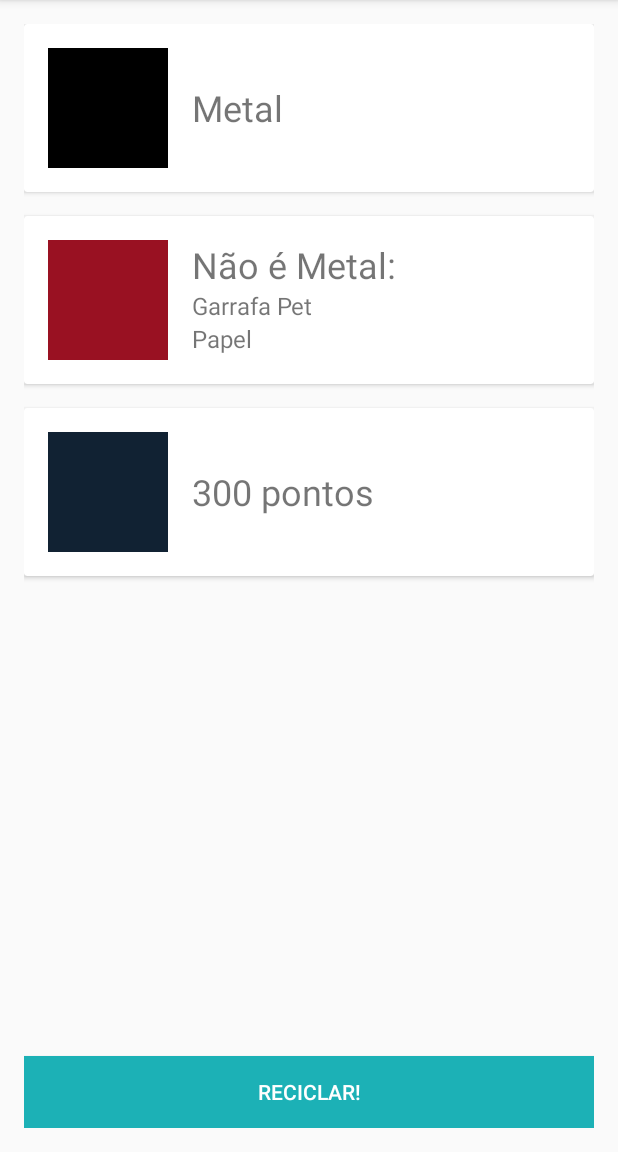
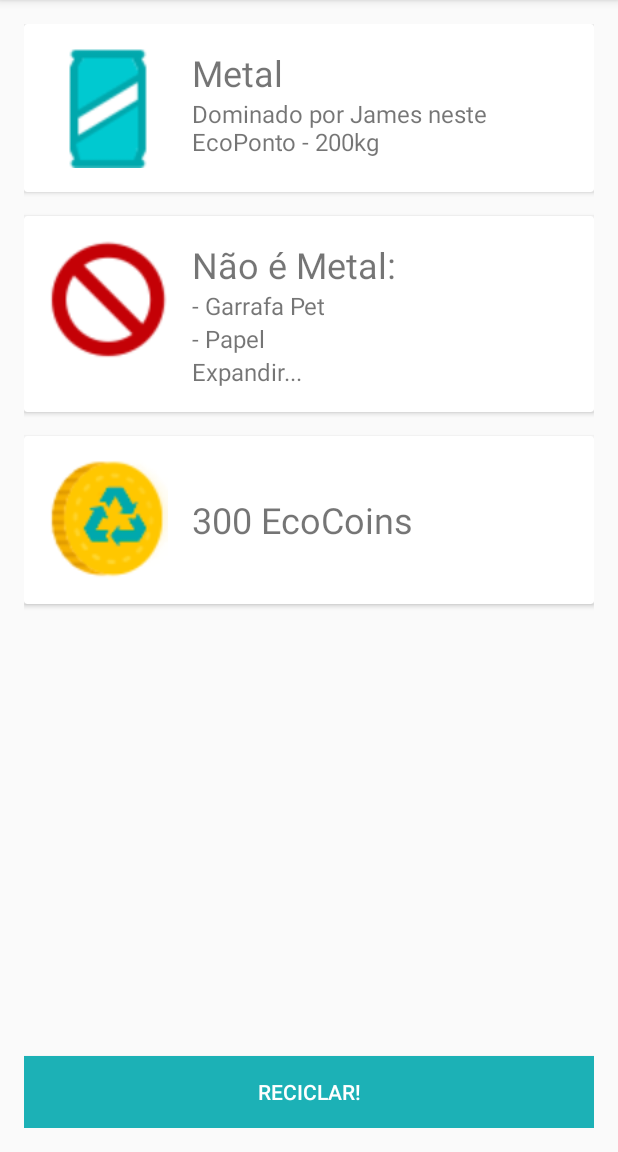
Before and after one commit to wilder/EcoBox, an Android app: the TrashTypeActivity screen opened directly, with no data from a screen before it, on a phone screen of 412 x 824 dp, the part 84-1236 px from its top. Run offline under Robolectric (Android 15) with nearby library versions, the phone set to English and light mode, and no system bars.

```diff
--- a/app/build.gradle
+++ b/app/build.gradle
@@ -29,6 +29,6 @@ dependencies {
     compile 'com.android.support:support-v4:25.0.0'
     compile 'com.google.android.gms:play-services:9.6.1'
     compile 'com.journeyapps:zxing-android-embedded:3.3.0'
+    compile 'com.android.support:cardview-v7:25.0.0'
     testCompile 'junit:junit:4.12'
-    compile 'com.android.support:cardview-v7:25.0.0'
 }
--- a/app/src/main/java/com/wilderpereira/ecobox/MainActivity.java
+++ b/app/src/main/java/com/wilderpereira/ecobox/MainActivity.java
@@ -80,7 +80,7 @@ public class MainActivity extends AppCompatActivity
     private void setupViewPager(final ViewPager viewPager){
         ViewPagerAdapter adapter = new ViewPagerAdapter(getSupportFragmentManager());
         adapter.addFragment(new MapFragment(), getString(R.string.map));
-        //adapter.addFragment(new MainListFragment(), getString(R.string.app_name));
+        adapter.addFragment(new FriendsFragment(), "Amigos");
         //adapter.addFragment(new FavoritesFragment(), getString(R.string.app_name));
         viewPager.setAdapter(adapter);
     }
--- a/app/src/main/res/layout/activity_login.xml
+++ b/app/src/main/res/layout/activity_login.xml
@@ -4,7 +4,7 @@
     android:layout_width="match_parent"
     android:layout_height="match_parent"
     android:orientation="vertical"
-    android:background="@color/colorPrimary"
+    android:background="@drawable/ecobg"
     android:gravity="center">
 
 
--- a/app/src/main/res/layout/activity_trash_type.xml
+++ b/app/src/main/res/layout/activity_trash_type.xml
@@ -25,17 +25,31 @@
             android:layout_height="wrap_content">
 
             <ImageView
-                android:background="#000"
+                android:src="@drawable/iclata"
                 android:layout_width="80dp"
                 android:layout_height="80dp" />
 
-            <TextView
-                android:layout_marginLeft="@dimen/activity_vertical_margin"
-                android:textSize="24sp"
-                android:gravity="center_vertical"
+            <LinearLayout
+                android:orientation="vertical"
                 android:layout_width="match_parent"
-                android:layout_height="match_parent"
-                android:text="Metal"/>
+                android:layout_height="wrap_content">
+
+                <TextView
+                    android:layout_marginLeft="@dimen/activity_vertical_margin"
+                    android:textSize="24sp"
+                    android:layout_width="match_parent"
+                    android:layout_height="match_parent"
+                    android:text="Metal"/>
+
+                <TextView
+                    android:layout_marginLeft="@dimen/activity_vertical_margin"
+                    android:textSize="16sp"
+                    android:layout_width="match_parent"
+                    android:layout_height="match_parent"
+                    android:text="Dominado por James neste EcoPonto - 200kg"/>
+
+
+            </LinearLayout>
 
         </LinearLayout>
     </android.support.v7.widget.CardView>
@@ -53,7 +67,7 @@
             android:layout_height="wrap_content">
 
             <ImageView
-                android:background="#912"
+                android:src="@drawable/notallowed"
                 android:layout_width="80dp"
                 android:layout_height="80dp" />
 
@@ -74,14 +88,21 @@
                     android:textSize="16sp"
                     android:layout_width="match_parent"
                     android:layout_height="match_parent"
-                    android:text="Garrafa Pet"/>
+                    android:text="- Garrafa Pet"/>
 
                 <TextView
                     android:layout_marginLeft="@dimen/activity_vertical_margin"
                     android:textSize="16sp"
                     android:layout_width="match_parent"
                     android:layout_height="match_parent"
-                    android:text="Papel"/>
+                    android:text="- Papel"/>
+
+                <TextView
+                    android:layout_marginLeft="@dimen/activity_vertical_margin"
+                    android:textSize="16sp"
+                    android:layout_width="match_parent"
+                    android:layout_height="match_parent"
+                    android:text="Expandir..."/>
 
             </LinearLayout>
 
@@ -103,7 +124,7 @@
             android:layout_height="wrap_content">
 
             <ImageView
-                android:background="#123"
+                android:src="@drawable/ic_money"
                 android:layout_width="80dp"
                 android:layout_height="80dp" />
 
@@ -113,7 +134,7 @@
                 android:textSize="24sp"
                 android:layout_width="match_parent"
                 android:layout_height="match_parent"
-                android:text="300 pontos"/>
+                android:text="300 EcoCoins"/>
 
         </LinearLayout>
     </android.support.v7.widget.CardView>
--- a/app/src/main/res/layout/app_bar_main.xml
+++ b/app/src/main/res/layout/app_bar_main.xml
@@ -41,6 +41,6 @@
         android:layout_height="wrap_content"
         android:layout_gravity="bottom|end"
         android:layout_margin="@dimen/fab_margin"
-        app:srcCompat="@android:drawable/ic_dialog_email" />
+        app:srcCompat="@drawable/ic_recycle" />
 
 </android.support.design.widget.CoordinatorLayout>
```
Also changed, not shown: app/src/main/java/com/wilderpereira/ecobox/Friend.java (added, +35 -0 lines), app/src/main/java/com/wilderpereira/ecobox/FriendsAdapter.java (added, +73 -0 lines), app/src/main/java/com/wilderpereira/ecobox/FriendsFragment.java (added, +54 -0 lines), app/src/main/java/com/wilderpereira/ecobox/MapFragment.java (+7 -1 lines), app/src/main/res/layout/activity_waiting.xml (+6 -5 lines), app/src/main/res/layout/fragment_friends.xml (added, +63 -0 lines), app/src/main/res/layout/friend_item.xml (added, +42 -0 lines), app/src/main/res/drawable/ic_marker.png (added), app/src/main/res/drawable/ic_recycle.png (added), app/src/main/res/drawable/iclocation.png (added), app/src/main/res/drawable/notallowed.png (added).
